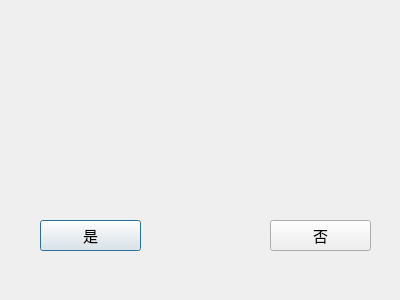
pinsoftstudio/SecondDownloader, file ui/dialogquestion.ui: the form before one commit.
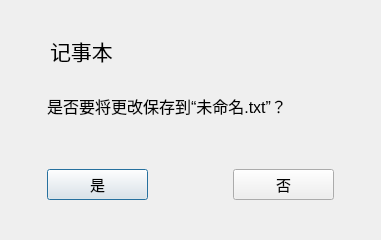
The form after the commit.

Commit message: 仿win11现代化对话框

What changed in the file:
```diff
--- a/ui/dialogquestion.ui
+++ b/ui/dialogquestion.ui
@@ -6,8 +6,8 @@
    <rect>
     <x>0</x>
     <y>0</y>
-    <width>400</width>
-    <height>300</height>
+    <width>381</width>
+    <height>240</height>
    </rect>
   </property>
   <property name="font">
@@ -21,12 +21,24 @@
   <widget class="QPushButton" name="pushButton">
    <property name="geometry">
     <rect>
-     <x>40</x>
-     <y>220</y>
+     <x>47</x>
+     <y>169</y>
      <width>101</width>
      <height>31</height>
     </rect>
    </property>
+   <property name="minimumSize">
+    <size>
+     <width>101</width>
+     <height>31</height>
+    </size>
+   </property>
+   <property name="maximumSize">
+    <size>
+     <width>101</width>
+     <height>31</height>
+    </size>
+   </property>
    <property name="font">
     <font>
      <pointsize>11</pointsize>
@@ -39,12 +51,24 @@
   <widget class="QPushButton" name="pushButton_2">
    <property name="geometry">
     <rect>
-     <x>270</x>
-     <y>220</y>
+     <x>233</x>
+     <y>169</y>
      <width>101</width>
      <height>31</height>
     </rect>
    </property>
+   <property name="minimumSize">
+    <size>
+     <width>101</width>
+     <height>31</height>
+    </size>
+   </property>
+   <property name="maximumSize">
+    <size>
+     <width>101</width>
+     <height>31</height>
+    </size>
+   </property>
    <property name="font">
     <font>
      <pointsize>11</pointsize>
@@ -54,6 +78,54 @@
     <string>否</string>
    </property>
   </widget>
+  <widget class="QLabel" name="labTitle">
+   <property name="geometry">
+    <rect>
+     <x>50</x>
+     <y>30</y>
+     <width>291</width>
+     <height>41</height>
+    </rect>
+   </property>
+   <property name="minimumSize">
+    <size>
+     <width>291</width>
+     <height>41</height>
+    </size>
+   </property>
+   <property name="maximumSize">
+    <size>
+     <width>291</width>
+     <height>41</height>
+    </size>
+   </property>
+   <property name="font">
+    <font>
+     <pointsize>16</pointsize>
+    </font>
+   </property>
+   <property name="text">
+    <string>记事本</string>
+   </property>
+  </widget>
+  <widget class="QLabel" name="label_2">
+   <property name="geometry">
+    <rect>
+     <x>47</x>
+     <y>60</y>
+     <width>291</width>
+     <height>91</height>
+    </rect>
+   </property>
+   <property name="font">
+    <font>
+     <pointsize>12</pointsize>
+    </font>
+   </property>
+   <property name="text">
+    <string>是否要将更改保存到“未命名.txt”？</string>
+   </property>
+  </widget>
  </widget>
  <resources/>
  <connections/>
```
Left out of the diff: 42 changed lines with no effect on the pictures. The commit also changes 7 other files.
